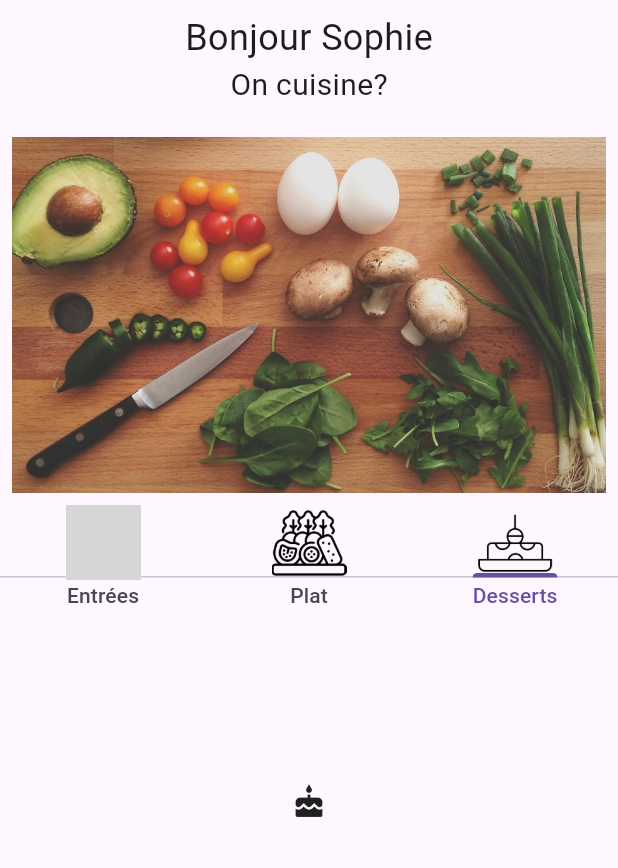
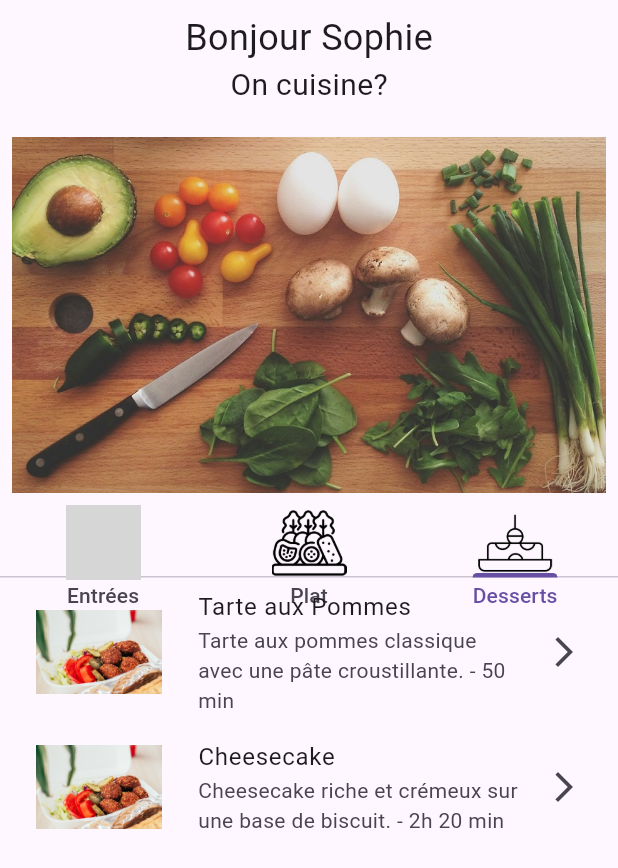
Before and after one commit to MariamaDi/projetChefCookFlutter, a Flutter app: the RecipesPage screen opened directly, tab 3 chosen, on a phone screen of 412 x 824 dp. Shown: the top 868 px of the screen. Run offline on Flutter 3.47's test engine with Material 3 defaults, Android fonts, the phone set to English and light mode, and no system bars; our stand-ins replace firebase_auth, firebase_core; accounts and stored records are empty; grey boxes are pictures that could not be loaded.

Commit message:
Ajout liste pour chaque onglet de la page recette

```diff
--- a/lib/main.dart
+++ b/lib/main.dart
@@ -2,7 +2,6 @@ import 'package:flutter/material.dart';
 import 'package:firebase_core/firebase_core.dart';
 import 'firebase_options.dart';
 import 'package:firebase_auth/firebase_auth.dart';
-
 
 void main() async {
   await Firebase.initializeApp(
@@ -99,8 +98,8 @@ class RecipesPage extends StatelessWidget {
                 child: TabBarView(
                   children: [
                     EntreesTab(), // Widget personnalisé pour afficher les entrées
-                    Icon(Icons.lunch_dining), // Contenu pour Plats
-                    Icon(Icons.cake), // Contenu pour Desserts
+                    PlatsTab(), // Contenu pour Plats
+                    DessertsTab(), // Contenu pour Desserts
                   ],
                 ),
               ),
@@ -118,8 +117,33 @@ class Entree {
   final String title;
   final String description;
   final String duration;
+  Entree(
+      {required this.image,
+      required this.title,
+      required this.description,
+      required this.duration});
+}
 
-  Entree(
+class Plat {
+  final String image;
+  final String title;
+  final String description;
+  final String duration;
+
+  Plat(
+      {required this.image,
+      required this.title,
+      required this.description,
+      required this.duration});
+}
+
+class Dessert {
+  final String image;
+  final String title;
+  final String description;
+  final String duration;
+
+  Dessert(
       {required this.image,
       required this.title,
       required this.description,
@@ -135,6 +159,13 @@ class EntreesTab extends StatelessWidget {
       description: 'Une salade riche et fraîche parfaite pour l\'été.',
       duration: '15 min',
     ),
+    Entree(
+      // Nouvelle entrée ajoutée
+      image: 'assets/salade.jpg',
+      title: 'Houmous Lovers',
+      description: 'Houmous savoureux.',
+      duration: '25 min',
+    ),
   ];
 
   @override
@@ -147,6 +178,73 @@ class EntreesTab extends StatelessWidget {
           leading: Image.asset(entree.image, width: 100), // Image à gauche
           title: Text(entree.title),
           subtitle: Text('${entree.description} - ${entree.duration}'),
+          trailing: Icon(Icons.arrow_forward_ios),
+        );
+      },
+    );
+  }
+}
+
+class PlatsTab extends StatelessWidget {
+  final List<Plat> plats = [
+    Plat(
+      image: 'assets/salade.jpg',
+      title: 'Poulet Rôti',
+      description:
+          'Poulet rôti croustillant sur le dessus et juteux à l\'intérieur.',
+      duration: '1h 30 min',
+    ),
+    Plat(
+      image: 'assets/salade.jpg',
+      title: 'Pasta Carbonara',
+      description: 'Pâtes fraîches avec une sauce carbonara crémeuse.',
+      duration: '25 min',
+    ),
+  ];
+
+  @override
+  Widget build(BuildContext context) {
+    return ListView.builder(
+      itemCount: plats.length,
+      itemBuilder: (context, index) {
+        Plat plat = plats[index];
+        return ListTile(
+          leading: Image.asset(plat.image, width: 100),
+          title: Text(plat.title),
+          subtitle: Text('${plat.description} - ${plat.duration}'),
+          trailing: Icon(Icons.arrow_forward_ios),
+        );
+      },
+    );
+  }
+}
+
+class DessertsTab extends StatelessWidget {
+  final List<Dessert> desserts = [
+    Dessert(
+      image: 'assets/salade.jpg',
+      title: 'Tarte aux Pommes',
+      description: 'Tarte aux pommes classique avec une pâte croustillante.',
+      duration: '50 min',
+    ),
+    Dessert(
+      image: 'assets/salade.jpg',
+      title: 'Cheesecake',
+      description: 'Cheesecake riche et crémeux sur une base de biscuit.',
+      duration: '2h 20 min',
+    ),
+  ];
+
+  @override
+  Widget build(BuildContext context) {
+    return ListView.builder(
+      itemCount: desserts.length,
+      itemBuilder: (context, index) {
+        Dessert dessert = desserts[index];
+        return ListTile(
+          leading: Image.asset(dessert.image, width: 100),
+          title: Text(dessert.title),
+          subtitle: Text('${dessert.description} - ${dessert.duration}'),
           trailing: Icon(Icons.arrow_forward_ios),
         );
       },
```
Also changed, not shown: assets/houmous.jpg (added), assets/houmousss.png (added), assets/poulet_roti.jpg (added), 1 other file.
